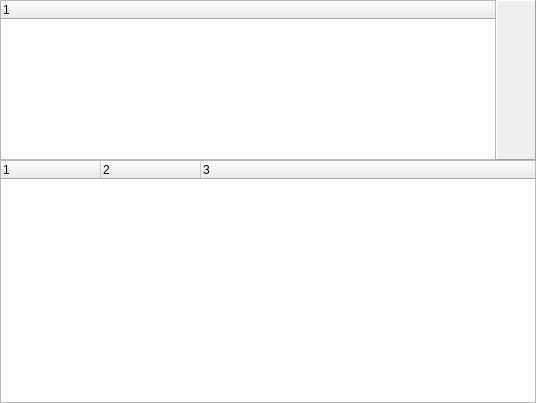
Qt form src/GuiShareLocal.ui (hwgao/beebeep) before a commit.
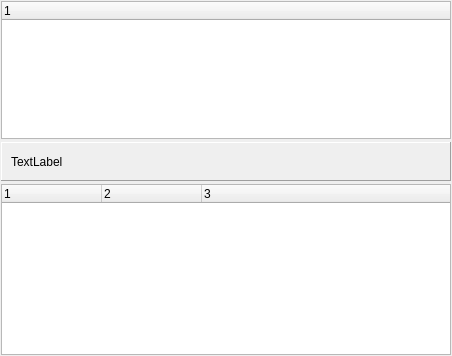
The same form after that commit. Icons and pictures are not drawn.

Patch:
```diff
--- a/src/GuiShareLocal.ui
+++ b/src/GuiShareLocal.ui
@@ -6,8 +6,8 @@
    <rect>
     <x>0</x>
     <y>0</y>
-    <width>536</width>
-    <height>403</height>
+    <width>452</width>
+    <height>356</height>
    </rect>
   </property>
   <property name="windowTitle">
@@ -15,19 +15,22 @@
   </property>
   <layout class="QGridLayout" name="gridLayout">
    <property name="leftMargin">
-    <number>0</number>
+    <number>1</number>
    </property>
    <property name="topMargin">
-    <number>0</number>
+    <number>1</number>
    </property>
    <property name="rightMargin">
-    <number>0</number>
+    <number>1</number>
    </property>
    <property name="bottomMargin">
-    <number>0</number>
+    <number>1</number>
    </property>
-   <property name="spacing">
-    <number>0</number>
+   <property name="horizontalSpacing">
+    <number>1</number>
+   </property>
+   <property name="verticalSpacing">
+    <number>3</number>
    </property>
    <item row="0" column="0">
     <widget class="QTreeWidget" name="mp_twMyShares">
@@ -50,12 +53,18 @@
      </column>
     </widget>
    </item>
-   <item row="0" column="1">
+   <item row="1" column="0">
     <widget class="QFrame" name="frame">
+     <property name="sizePolicy">
+      <sizepolicy hsizetype="Expanding" vsizetype="Fixed">
+       <horstretch>0</horstretch>
+       <verstretch>0</verstretch>
+      </sizepolicy>
+     </property>
      <property name="maximumSize">
       <size>
        <width>16777215</width>
-       <height>160</height>
+       <height>50</height>
       </size>
      </property>
      <property name="frameShape">
@@ -64,20 +73,33 @@
      <property name="frameShadow">
       <enum>QFrame::Raised</enum>
      </property>
-     <layout class="QGridLayout" name="gridLayout_2">
-      <property name="leftMargin">
-       <number>3</number>
-      </property>
+     <layout class="QHBoxLayout" name="horizontalLayout">
       <property name="topMargin">
-       <number>9</number>
-      </property>
-      <property name="rightMargin">
        <number>3</number>
       </property>
       <property name="bottomMargin">
        <number>3</number>
       </property>
-      <item row="0" column="0">
+      <item>
+       <widget class="QLabel" name="mp_labelShareStats">
+        <property name="sizePolicy">
+         <sizepolicy hsizetype="Minimum" vsizetype="Preferred">
+          <horstretch>0</horstretch>
+          <verstretch>0</verstretch>
+         </sizepolicy>
+        </property>
+        <property name="minimumSize">
+         <size>
+          <width>100</width>
+          <height>0</height>
+         </size>
+        </property>
+        <property name="text">
+         <string>TextLabel</string>
+        </property>
+       </widget>
+      </item>
+      <item>
        <widget class="QToolButton" name="mp_pbAddFile">
         <property name="minimumSize">
          <size>
@@ -106,7 +128,7 @@
         </property>
        </widget>
       </item>
-      <item row="1" column="0">
+      <item>
        <widget class="QToolButton" name="mp_pbAddFolder">
         <property name="text">
          <string/>
@@ -126,27 +148,7 @@
         </property>
        </widget>
       </item>
-      <item row="2" column="0">
-       <widget class="QToolButton" name="mp_pbRemove">
-        <property name="text">
-         <string/>
-        </property>
-        <property name="icon">
-         <iconset resource="beebeep.qrc">
-          <normaloff>:/images/disconnect.png</normaloff>:/images/disconnect.png</iconset>
-        </property>
-        <property name="iconSize">
-         <size>
-          <width>24</width>
-          <height>24</height>
-         </size>
-        </property>
-        <property name="autoRaise">
-         <bool>true</bool>
-        </property>
-       </widget>
-      </item>
-      <item row="3" column="0">
+      <item>
        <widget class="QToolButton" name="mp_pbUpdate">
         <property name="text">
          <string/>
@@ -166,14 +168,34 @@
         </property>
        </widget>
       </item>
-      <item row="4" column="0">
-       <spacer name="verticalSpacer">
+      <item>
+       <widget class="QToolButton" name="mp_pbRemove">
+        <property name="text">
+         <string/>
+        </property>
+        <property name="icon">
+         <iconset resource="beebeep.qrc">
+          <normaloff>:/images/disconnect.png</normaloff>:/images/disconnect.png</iconset>
+        </property>
+        <property name="iconSize">
+         <size>
+          <width>24</width>
+          <height>24</height>
+         </size>
+        </property>
+        <property name="autoRaise">
+         <bool>true</bool>
+        </property>
+       </widget>
+      </item>
+      <item>
+       <spacer name="horizontalSpacer_2">
         <property name="orientation">
-         <enum>Qt::Vertical</enum>
+         <enum>Qt::Horizontal</enum>
         </property>
         <property name="sizeHint" stdset="0">
          <size>
-          <width>20</width>
+          <width>173</width>
           <height>20</height>
          </size>
         </property>
@@ -182,7 +204,7 @@
      </layout>
     </widget>
    </item>
-   <item row="1" column="0" colspan="2">
+   <item row="2" column="0">
     <widget class="QTreeWidget" name="mp_twLocalShares">
      <property name="baseSize">
       <size>
```
